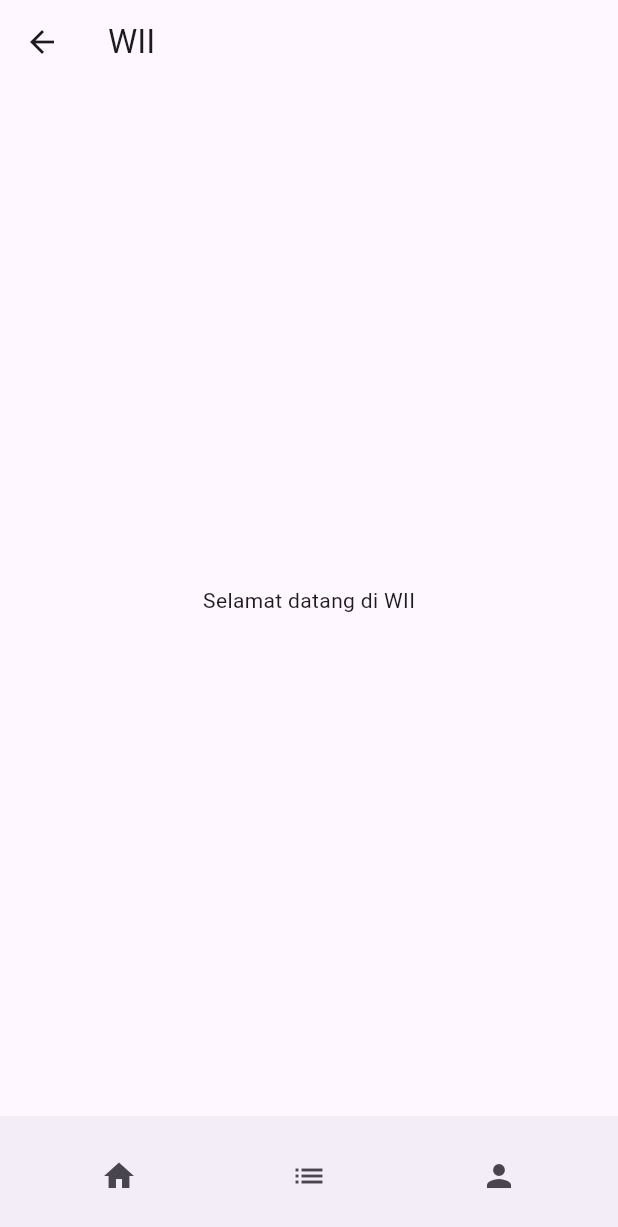
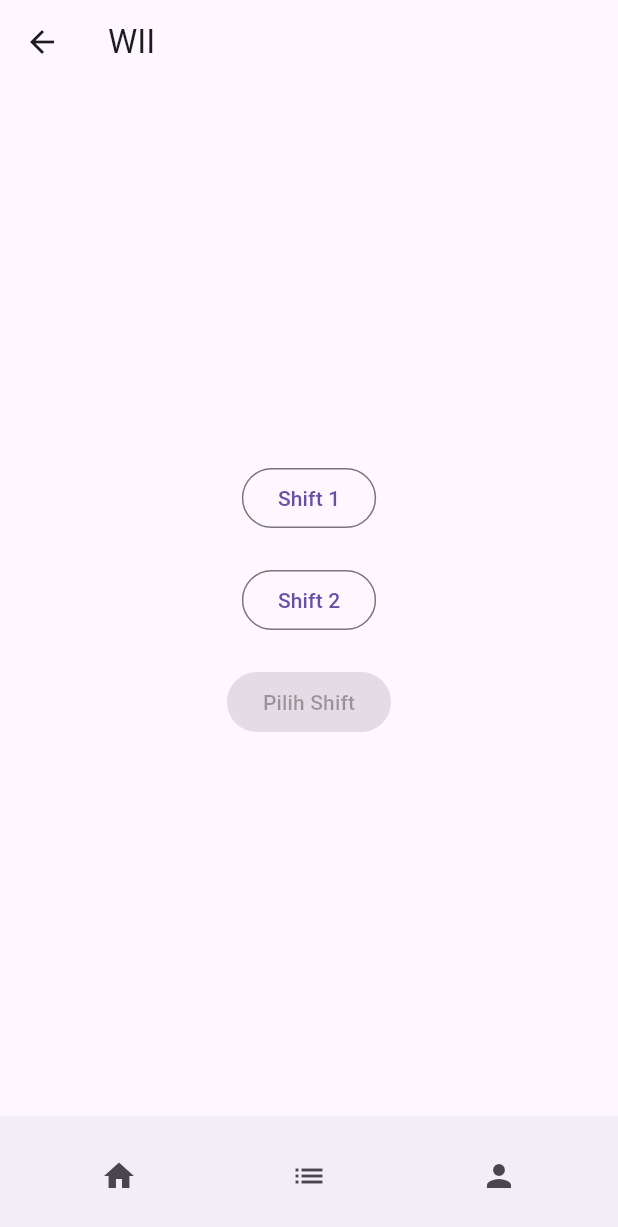
Before and after one commit to PinKevin/WII-FIX, a Flutter app: the DashboardPage screen opened by its route, on a phone screen of 412 x 824 dp. Shown: the top 1227 px of the screen. Run offline on Flutter 3.47's test engine with Material 3 defaults, Android fonts, the phone set to English and light mode, and no system bars; our stand-ins replace shared_preferences, supabase_flutter; accounts and stored records are empty.

Commit message:
Coba buat logika pilih shift

```diff
--- a/lib/screens/dashboard.dart
+++ b/lib/screens/dashboard.dart
@@ -9,15 +9,62 @@ class DashboardPage extends StatefulWidget {
 }
 
 class _DashboardPageState extends State<DashboardPage> {
+  bool shift1Selected = false;
+  bool shift2Selected = false;
+
   @override
   Widget build(BuildContext context) {
     return Scaffold(
         appBar: AppBar(
           title: const Text('WII'),
         ),
-        body: const Center(
-          child: Text('Selamat datang di WII'),
-        ),
+        body: Center(
+            child: Column(
+          mainAxisAlignment: MainAxisAlignment.center,
+          children: [
+            OutlinedButton(
+              onPressed: () {
+                setState(() {
+                  shift1Selected = true;
+                  shift2Selected = false;
+                });
+              },
+              style: ButtonStyle(
+                backgroundColor: shift1Selected
+                    ? MaterialStateProperty.all(Colors.blue)
+                    : MaterialStateProperty.all(Colors.transparent),
+              ),
+              child: const Text('Shift 1'),
+            ),
+            const SizedBox(
+              height: 20,
+            ),
+            OutlinedButton(
+              onPressed: () {
+                setState(() {
+                  shift1Selected = false;
+                  shift2Selected = true;
+                });
+              },
+              style: ButtonStyle(
+                backgroundColor: shift2Selected
+                    ? MaterialStateProperty.all(Colors.blue)
+                    : MaterialStateProperty.all(Colors.transparent),
+              ),
+              child: const Text('Shift 2'),
+            ),
+            const SizedBox(
+              height: 20,
+            ),
+            ElevatedButton(
+                onPressed: (shift1Selected || shift2Selected)
+                    ? () {
+                        print('Halo');
+                      }
+                    : null,
+                child: const Text('Pilih Shift'))
+          ],
+        )),
         bottomNavigationBar: BottomBar.showBottomAppBar(context));
   }
 }
```
